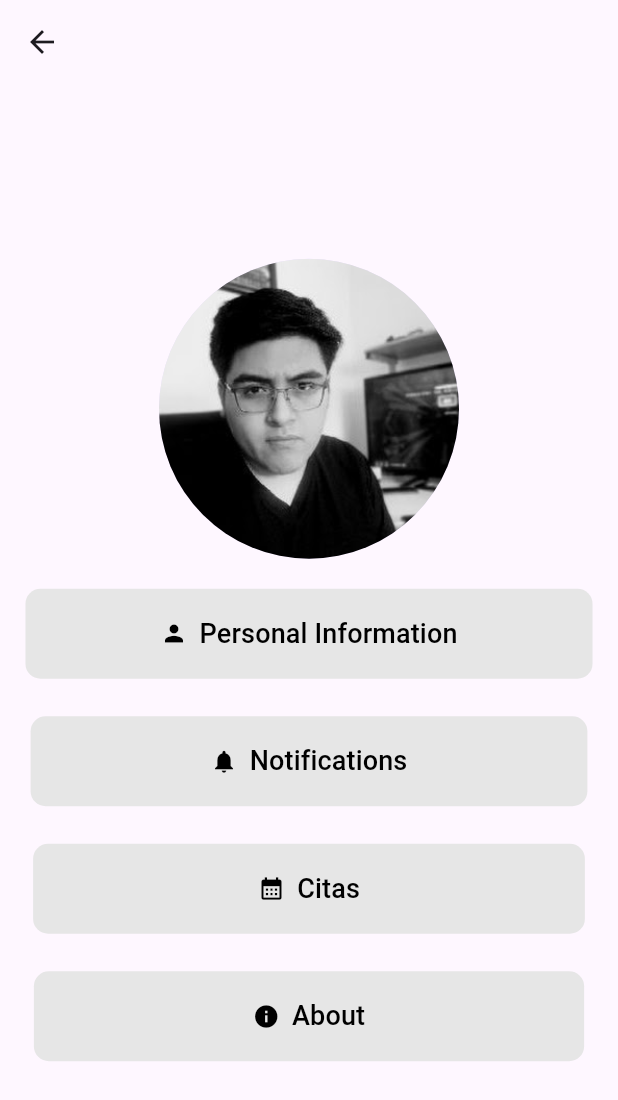
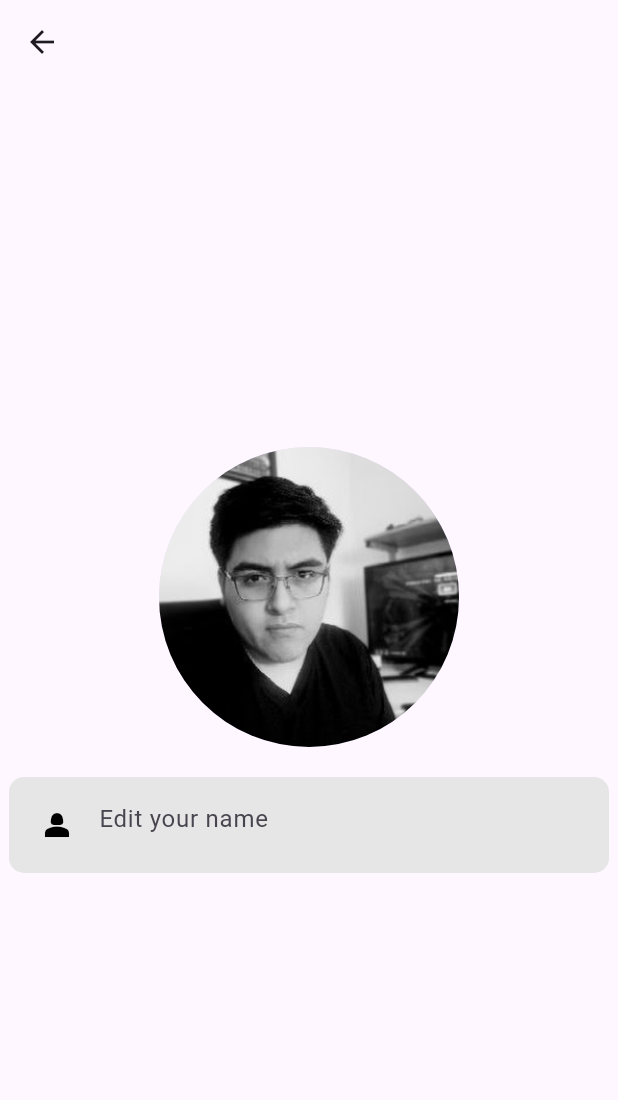
Before and after one commit to LuisDiegoGR/appdevfinal, a Flutter app: the TerceraPag screen opened directly, after a tap on "Personal Information", on a phone screen of 412 x 824 dp. Shown: the top 1100 px of the screen. Run offline on Flutter 3.47's test engine with Material 3 defaults, Android fonts, the phone set to English and light mode, and no system bars.

Commit message:
Page Personal Information

```diff
--- /dev/null
+++ b/lib/Personalinfo.dart
@@ -0,0 +1,57 @@
+import 'package:appdevfinal/TerceraPage.dart';
+import 'package:flutter/material.dart';
+
+class Personalinfo extends StatefulWidget {
+  const Personalinfo({super.key});
+
+  @override
+  State<Personalinfo> createState() => _PersonalinfoState();
+}
+
+class _PersonalinfoState extends State<Personalinfo> {
+  @override
+  Widget build(BuildContext context) {
+    return Scaffold(
+      appBar: AppBar(
+        leading: IconButton(
+          icon: Icon(Icons.arrow_back),
+          onPressed: () {
+            Navigator.of(context).pushReplacement(
+              MaterialPageRoute(builder: (context) => TerceraPag())
+            );
+          },
+        ),
+      ),
+      body: Center(
+        child: Column(
+          mainAxisAlignment: MainAxisAlignment.center,
+          children: [
+            Spacer(),
+            CircleAvatar(
+              radius: 100,
+              backgroundImage: AssetImage('assets/images/Perfil.jpg'),
+            ),
+            SizedBox(height: 20),
+            Container(
+              width: 400,
+              padding: EdgeInsets.symmetric(horizontal: 8.0, vertical: 8.0),
+              decoration: BoxDecoration(
+                color: Color(0xFFE6E6E6),
+                borderRadius: BorderRadius.circular(10.0),
+              ),
+              child: TextField(
+                keyboardType: TextInputType.emailAddress,
+                decoration: InputDecoration(
+                  hintText: 'Edit your name',
+                  prefixIcon: Icon(Icons.person_2, color: Colors.black),
+                  border: InputBorder.none,
+                ),
+              ),
+            ),
+            const Spacer(),
+          ],
+        ),
+      ),
+    );
+  }
+}
--- a/lib/TerceraPage.dart
+++ b/lib/TerceraPage.dart
@@ -1,4 +1,5 @@
 import 'package:appdevfinal/InicioApp.dart';
+import 'package:appdevfinal/Personalinfo.dart';
 import 'package:flutter/material.dart';
 
 class TerceraPag extends StatefulWidget {
@@ -37,6 +38,9 @@ class _TerceraPagState extends State<TerceraPag> {
                 TextButton.icon(
                   onPressed: () {
                     // Lógica para la pantalla de Información Personal
+                    Navigator.of(context).pushReplacement(
+                      MaterialPageRoute(builder: (context) => Personalinfo()),
+                    );
                   },
                   icon:Icon(Icons.person, color: Colors.black),
                   style: TextButton.styleFrom(
```
